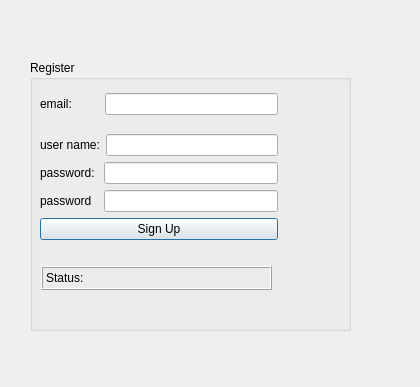
First picture: the form in registerdialog.ui, repository Burak-Yavas/qt-cpp-project, before the edit.
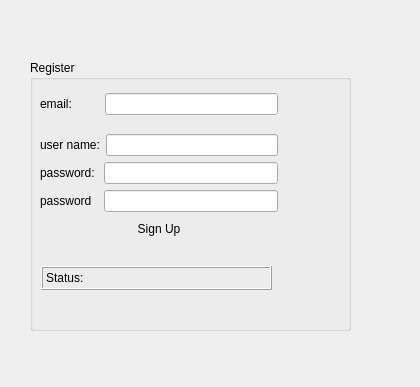
Second picture: the form after the edit. Icons and pictures are not drawn.

```diff
--- a/registerdialog.ui
+++ b/registerdialog.ui
@@ -13,6 +13,9 @@
   <property name="windowTitle">
    <string>Dialog</string>
   </property>
+  <property name="styleSheet">
+   <string notr="true"/>
+  </property>
   <widget class="QGroupBox" name="groupBox">
    <property name="geometry">
     <rect>
@@ -25,7 +28,7 @@
    <property name="title">
     <string>Register</string>
    </property>
-   <widget class="QWidget" name="">
+   <widget class="QWidget" name="layoutWidget">
     <property name="geometry">
      <rect>
       <x>10</x>
@@ -98,6 +101,12 @@
          <property name="text">
           <string>Sign Up</string>
          </property>
+         <property name="autoDefault">
+          <bool>false</bool>
+         </property>
+         <property name="flat">
+          <bool>true</bool>
+         </property>
         </widget>
        </item>
       </layout>
```
Left out of the diff: 22 changed lines with no effect on the pictures.
